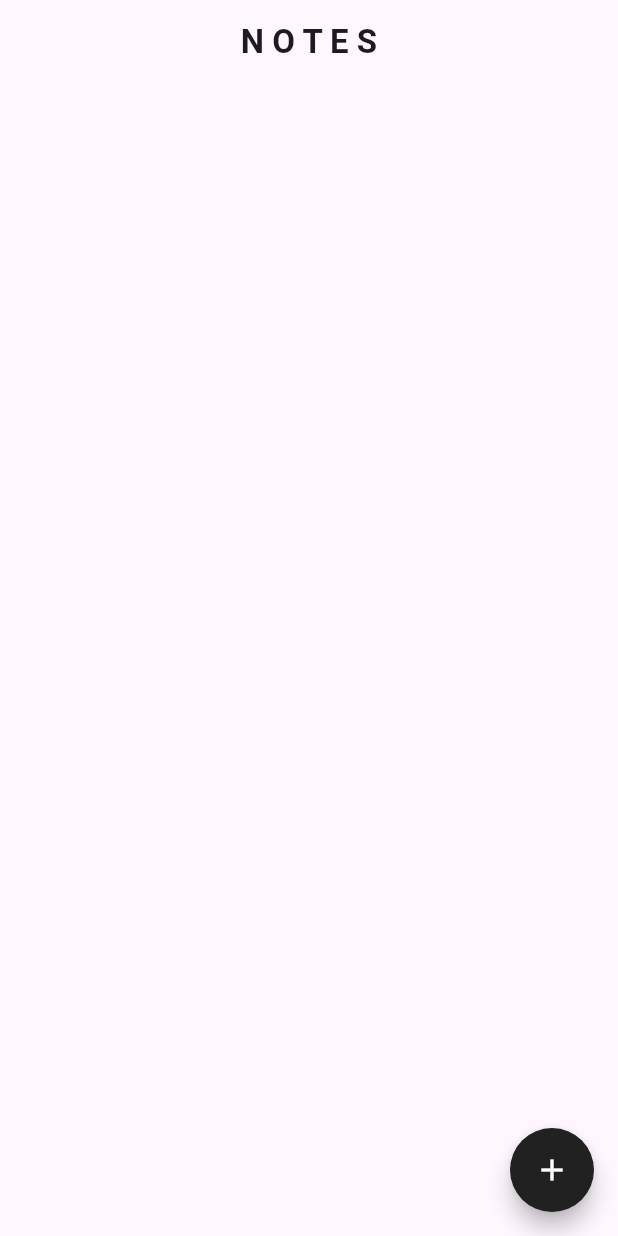
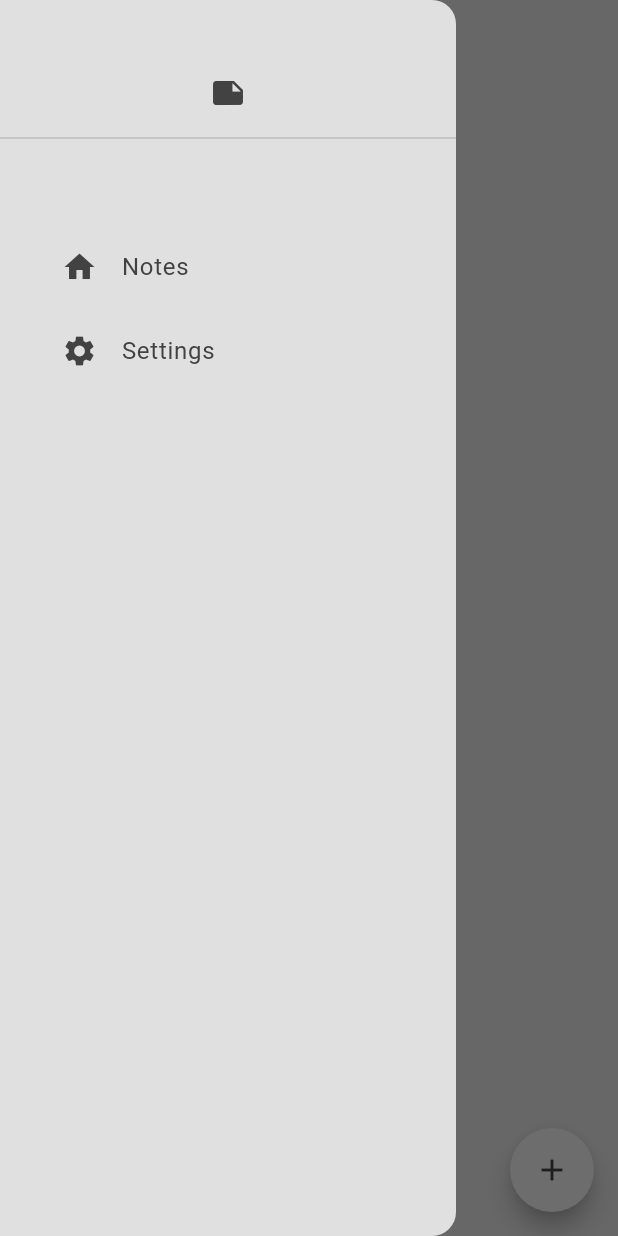
Before and after one commit to RJV-YF/Notes, a Flutter app: the screen it shows after launch, with the side drawer open (before the commit the screen has no drawer), on a phone screen of 412 x 824 dp. Run offline on Flutter 3.47's test engine with Material 3 defaults, Android fonts, the phone set to English and light mode, and no system bars; our stand-ins replace google_fonts, isar; accounts and stored records are empty; generated files the repository leaves out were written again.

Commit message:
added theme and theme provider file. MultiProvider is used to accept Mulitiple ChangeNotifierProviders for theme and the app functionality. Created and customized the drawer.

```diff
--- /dev/null
+++ b/lib/components/my_drawer.dart
@@ -0,0 +1,48 @@
+import 'package:flutter/material.dart';
+import 'package:notes/components/my_drawer_tile.dart';
+
+class MyDrawer extends StatelessWidget {
+  const MyDrawer({super.key});
+
+  @override
+  Widget build(BuildContext context) {
+    return Drawer(
+      child: Column(
+        children: [
+          const SizedBox(
+            height: 50,
+          ),
+          Container(
+            child: Icon(
+              Icons.note,
+              color: Theme.of(context).colorScheme.inversePrimary,
+            ),
+          ),
+          const SizedBox(
+            height: 10,
+          ),
+          Divider(
+            color: Theme.of(context).colorScheme.secondary,
+          ),
+          const SizedBox(
+            height: 50,
+          ),
+          MyDrawerTile(
+              title: "Notes",
+              leading: Icon(
+                Icons.home,
+                color: Theme.of(context).colorScheme.inversePrimary,
+              ),
+              onTap: () {}),
+          MyDrawerTile(
+              title: "Settings",
+              leading: Icon(
+                Icons.settings,
+                color: Theme.of(context).colorScheme.inversePrimary,
+              ),
+              onTap: () {})
+        ],
+      ),
+    );
+  }
+}
--- /dev/null
+++ b/lib/components/my_drawer_tile.dart
@@ -0,0 +1,29 @@
+import 'package:flutter/material.dart';
+
+class MyDrawerTile extends StatelessWidget {
+  final String title;
+  final Widget leading;
+  final void Function()? onTap;
+  const MyDrawerTile(
+      {super.key,
+      required this.title,
+      required this.leading,
+      required this.onTap});
+
+  @override
+  Widget build(BuildContext context) {
+    return Padding(
+      padding: const EdgeInsets.only(left: 25.0),
+      child: ListTile(
+        title: Text(
+          title,
+          style: TextStyle(
+            color: Theme.of(context).colorScheme.inversePrimary,
+          ),
+        ),
+        leading: leading,
+        onTap: onTap,
+      ),
+    );
+  }
+}
--- a/lib/main.dart
+++ b/lib/main.dart
@@ -1,5 +1,6 @@
 import 'package:flutter/material.dart';
 import 'package:notes/pages/notes_page.dart';
+import 'package:notes/themes/theme_provider.dart';
 import 'package:provider/provider.dart';
 
 import 'models/note_database.dart';
@@ -7,8 +8,15 @@ import 'models/note_database.dart';
 void main() async {
   WidgetsFlutterBinding.ensureInitialized();
   await NoteDatabase.initialize();
-  runApp(ChangeNotifierProvider(
-    create: (context) => NoteDatabase(),
+  runApp(MultiProvider(
+    providers: [
+      ChangeNotifierProvider(
+        create: (context) => NoteDatabase(),
+      ),
+      ChangeNotifierProvider(
+        create: (context) => ThemeProvider(),
+      ),
+    ],
     child: const MyApp(),
   ));
 }
@@ -18,9 +26,10 @@ class MyApp extends StatelessWidget {
 
   @override
   Widget build(BuildContext context) {
-    return const MaterialApp(
+    return MaterialApp(
       debugShowCheckedModeBanner: false,
-      home: NotesPage(),
+      home: const NotesPage(),
+      theme: Provider.of<ThemeProvider>(context).themeData,
     );
   }
 }
--- a/lib/pages/notes_page.dart
+++ b/lib/pages/notes_page.dart
@@ -1,4 +1,6 @@
 import 'package:flutter/material.dart';
+import 'package:google_fonts/google_fonts.dart';
+import 'package:notes/components/my_drawer.dart';
 import 'package:notes/models/note_database.dart';
 import 'package:provider/provider.dart';
 
@@ -32,17 +34,14 @@ class _NotesPageState extends State<NotesPage> {
               ),
               actions: [
                 MaterialButton(
-                  color: Colors.grey.shade900,
                   onPressed: () {
                     Navigator.pop(context);
                   },
                   child: const Text(
                     'cancel',
-                    style: TextStyle(color: Colors.red),
                   ),
                 ),
                 MaterialButton(
-                  color: Colors.grey.shade900,
                   onPressed: () {
                     context.read<NoteDatabase>().addNote(textController.text);
                     textController.clear();
@@ -50,9 +49,7 @@ class _NotesPageState extends State<NotesPage> {
                   },
                   child: const Text(
                     'save',
-                    style: TextStyle(
-                      color: Colors.green,
-                    ),
+                    style: TextStyle(),
                   ),
                 ),
               ],
@@ -78,29 +75,23 @@ class _NotesPageState extends State<NotesPage> {
         ),
         actions: [
           MaterialButton(
-            color: Colors.grey.shade900,
             onPressed: () {
               Navigator.pop(context);
             },
             child: const Text(
               'cancel',
-              style: TextStyle(color: Colors.red),
             ),
           ),
           MaterialButton(
-            color: Colors.grey.shade900,
             onPressed: () {
               context
                   .read<NoteDatabase>()
                   .updateNote(note.id, textController.text);
+              Navigator.pop(context);
               textController.clear();
-              Navigator.pop(context);
             },
             child: const Text(
               'update',
-              style: TextStyle(
-                color: Colors.green,
-              ),
             ),
           ),
         ],
@@ -122,44 +113,71 @@ class _NotesPageState extends State<NotesPage> {
     List<Note> currentNotes = noteDatabase.currentNotes;
 
     return Scaffold(
+      backgroundColor: Theme.of(context).colorScheme.surface,
       appBar: AppBar(
-        title: const Text(
-          'N O T E S',
-          style: TextStyle(
-            fontWeight: FontWeight.bold,
+        elevation: 0,
+        backgroundColor: Colors.transparent,
+      ),
+      drawer: const MyDrawer(),
+      floatingActionButton: FloatingActionButton(
+        backgroundColor: Theme.of(context).colorScheme.primary,
+        shape: const CircleBorder(eccentricity: 1),
+        onPressed: () => createNote(),
+        child: Icon(
+          Icons.add,
+          color: Theme.of(context).colorScheme.inversePrimary,
         ),
       ),
-        centerTitle: true,
-      ),
-      floatingActionButton: FloatingActionButton(
-        backgroundColor: Colors.grey.shade900,
-        shape: const CircleBorder(eccentricity: 1),
-        onPressed: () => createNote(),
-        child: const Icon(
-          Icons.add,
-          color: Colors.white,
+      body: Column(
+        crossAxisAlignment: CrossAxisAlignment.start,
+        children: [
+          // Heading
+          Padding(
+            padding: const EdgeInsets.only(left: 16.0),
+            child: Text(
+              'Notes',
+              style: GoogleFonts.dmSerifText(
+                fontSize: 48,
+                color: Theme.of(context).colorScheme.inversePrimary,
               ),
             ),
-      body: ListView.builder(
+          ),
+
+          // list of notes
+          Expanded(
+            child: ListView.builder(
               itemCount: currentNotes.length,
               itemBuilder: (context, index) {
                 final note = currentNotes[index];
                 return ListTile(
-            title: Text(note.note),
+                  title: Text(
+                    note.note,
+                    style: TextStyle(
+                        color: Theme.of(context).colorScheme.inversePrimary),
+                  ),
                   trailing: Row(
                     mainAxisSize: MainAxisSize.min,
                     children: [
                       IconButton(
                           onPressed: () => updateNote(note),
-                    icon: const Icon(Icons.edit)),
+                          icon: Icon(Icons.edit,
+                              color: Theme.of(context)
+                                  .colorScheme
+                                  .inversePrimary)),
                       IconButton(
                           onPressed: () => deleteNote(note.id),
-                    icon: const Icon(Icons.delete)),
+                          icon: Icon(Icons.delete,
+                              color: Theme.of(context)
+                                  .colorScheme
+                                  .inversePrimary)),
                     ],
                   ),
                 );
               },
             ),
+          ),
+        ],
+      ),
     );
   }
 }
--- /dev/null
+++ b/lib/themes/theme.dart
@@ -0,0 +1,19 @@
+import 'package:flutter/material.dart';
+
+ThemeData lightMode = ThemeData(
+    brightness: Brightness.light,
+    colorScheme: ColorScheme.light(
+      surface: Colors.grey.shade300,
+      primary: Colors.grey.shade200,
+      secondary: Colors.grey.shade400,
+      inversePrimary: Colors.grey.shade800,
+    ));
+
+ThemeData darkMode = ThemeData(
+    brightness: Brightness.dark,
+    colorScheme: ColorScheme.dark(
+      surface: Colors.grey.shade900,
+      primary: Colors.grey.shade800,
+      secondary: Colors.grey.shade700,
+      inversePrimary: Colors.grey.shade300,
+    ));
--- /dev/null
+++ b/lib/themes/theme_provider.dart
@@ -0,0 +1,28 @@
+import 'package:flutter/material.dart';
+import 'package:notes/themes/theme.dart';
+
+class ThemeProvider extends ChangeNotifier {
+  // initial theme
+  ThemeData _themeData = lightMode;
+
+  // getter to access the current theme
+  ThemeData get themeData => _themeData;
+
+  // getter to check wheter current theme is dark mode or not
+  bool get isDarkMode => _themeData == darkMode;
+
+  // setter to set new theme
+  set themeData(ThemeData themeData) {
+    _themeData = themeData;
+    notifyListeners();
+  }
+
+  // method to toggle between dark mode and light mode
+  void toggleTheme() {
+    if (_themeData == lightMode) {
+      _themeData = darkMode;
+    } else {
+      _themeData = lightMode;
+    }
+  }
+}
--- a/pubspec.yaml
+++ b/pubspec.yaml
@@ -39,6 +39,7 @@ dependencies:
   isar_flutter_libs: ^3.1.0+1
   path_provider: ^2.1.4
   provider: ^6.1.2
+  google_fonts: ^6.2.1
 
 dev_dependencies:
   flutter_test:
```
Also changed, not shown: pubspec.lock. Lines whose indentation alone changed are shown as unchanged.
